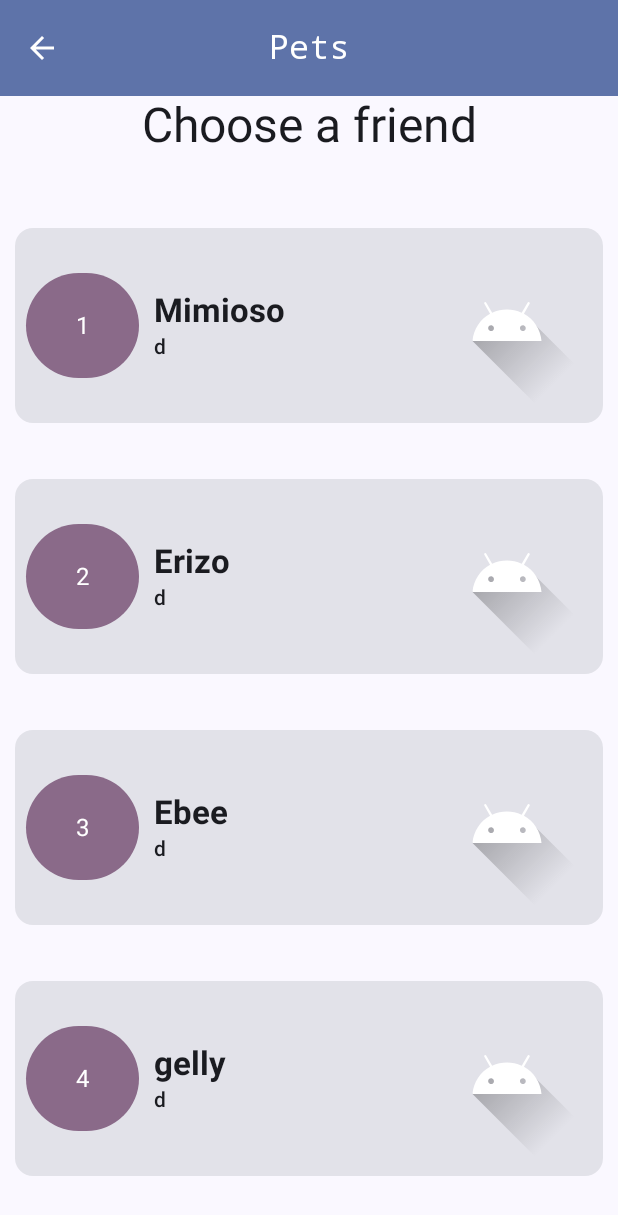
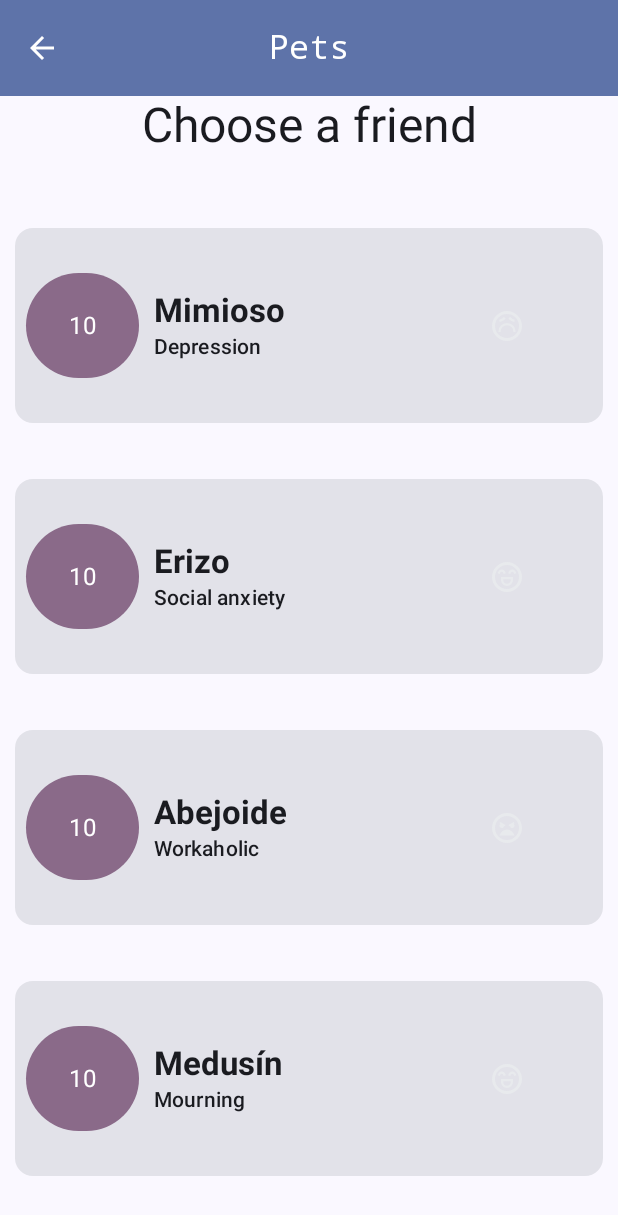
Before and after one commit to melisadmendizabal/ProyectoPlataformasMoviles, an Android app built with Jetpack Compose: the ScreenBotNav screen opened through its navigation route, on a phone screen of 412 x 824 dp. Shown: the top 1215 px of the screen. Run offline under Robolectric (Android 15) with nearby library versions, the phone set to English and light mode, and no system bars.

Commit message:
Actualización Pets

```diff
--- a/app/build.gradle.kts
+++ b/app/build.gradle.kts
@@ -1,8 +1,8 @@
 plugins {
     alias(libs.plugins.android.application)
     alias(libs.plugins.jetbrains.kotlin.android)
+    alias(libs.plugins.jetbrains.kotlin.serialization)
 
-    alias(libs.plugins.jetbrains.kotlin.serialization)
 
 }
 
--- a/app/src/main/java/com/uvg/freetofeel/data/model/Challenge.kt
+++ b/app/src/main/java/com/uvg/freetofeel/data/model/Challenge.kt
@@ -1,4 +1,5 @@
 package com.uvg.freetofeel.data.model
 
-class Challenge {
-}
+data class Challenge(
+    val algo: String
+)
--- a/app/src/main/java/com/uvg/freetofeel/data/model/Pet.kt
+++ b/app/src/main/java/com/uvg/freetofeel/data/model/Pet.kt
@@ -1,6 +1,16 @@
 package com.uvg.freetofeel.data.model
+
+import androidx.annotation.DrawableRes
+import androidx.annotation.StringRes
+
 
 data class Pet(
     val id: Int,
-    val name: String
+    val name: String,
+    @StringRes val issue: Int,
+    val points: Int,
+    @DrawableRes val iconPet: Int,
+    @DrawableRes val backPet: Int,
+    @DrawableRes val imagePet: Int,
+
 )
--- a/app/src/main/java/com/uvg/freetofeel/data/sourse/PetDB.kt
+++ b/app/src/main/java/com/uvg/freetofeel/data/sourse/PetDB.kt
@@ -1,13 +1,23 @@
 package com.uvg.freetofeel.data.sourse
 
+import com.uvg.freetofeel.R
 import com.uvg.freetofeel.data.model.Pet
 
 class PetDB {
     private val pets: List<Pet> = listOf(
-        Pet(1,"Mimioso"),
-        Pet(2, "Erizo"),
-        Pet(3, "Ebee"),
-        Pet(4, "gelly"),
+        Pet(id = 1, name = "Mimioso", issue = R.string.pet_select_sloth_problem,
+            points = 10, iconPet = R.drawable.icon_sad_not, backPet = R.drawable.lazy_back,
+            imagePet = R.drawable.lazy_pet),
+        Pet(id = 2, name = "Erizo", issue = R.string.pet_select_hedgehog_problem,
+            points = 10, iconPet = R.drawable.icon_happy_not, backPet = R.drawable.hedgehog_back,
+            imagePet = R.drawable.lazy_pet),
+        Pet(id = 3, name = "Abejoide", issue = R.string.pet_select_bee_problem,
+            points = 10, iconPet = R.drawable.icon_angry_not, backPet = R.drawable.bee_back,
+            imagePet = R.drawable.lazy_pet),
+        Pet(id = 4, name = "Medusín", issue = R.string.pet_select_jelly_problem,
+            points = 10, iconPet = R.drawable.icon_happy_not, backPet = R.drawable.jelly_back,
+            imagePet = R.drawable.lazy_pet),
+
 
     )
 
--- a/app/src/main/java/com/uvg/freetofeel/presentation/navigation/BotNavigation/BottomNavigationItem.kt
+++ b/app/src/main/java/com/uvg/freetofeel/presentation/navigation/BotNavigation/BottomNavigationItem.kt
@@ -5,6 +5,7 @@ import com.uvg.freetofeel.R
 import com.uvg.freetofeel.presentation.challengePresenation.challengeHome.ChallengeHomeDESTINATION
 import com.uvg.freetofeel.presentation.loginProfilePresentation.profileHome.ProfileHomeDESTINATION
 import com.uvg.freetofeel.presentation.petPresentation.petHome.PetHomeDESTINATION
+import com.uvg.freetofeel.presentation.petPresentation.petSelect.PetSelectDESTINATION
 import com.uvg.freetofeel.presentation.sunPresentation.sunHome.SunHomeDESTINATION
 
 //Se guarda declara el tipo de objeto que se va a utilizar en la barra de navegación de abajo
@@ -46,7 +47,7 @@ val menuItemsBotNav = listOf(
         unselectedIcon = R.drawable.icon_pet_not,
         hasNews = false,
         badgeCount = null,
-        destination = PetHomeDESTINATION
+        destination = PetSelectDESTINATION
     ),
 
     BottonNavigationItem(
--- a/app/src/main/java/com/uvg/freetofeel/presentation/petPresentation/petSelect/ChangePetNavigation.kt
+++ b/app/src/main/java/com/uvg/freetofeel/presentation/petPresentation/petSelect/ChangePetNavigation.kt
@@ -27,13 +27,13 @@ fun NavGraphBuilder.changepet(
 
         pethomeScreen(
             onAllPetsClick = {
-                //navController.navigateToPetSelect(PetSelectDESTINATION)
+                navController.navigateToPetSelect(PetSelectDESTINATION)
             },
             onTipDayPetScreenClick = {
-            //navController.navigateToDailyReco(DailyRecoDESTINATION)
+            navController.navigateToDailyReco(DailyRecoDESTINATION)
             },
             onHistoryScreenPetHome = {
-                //navController.navigateToPetTalk(PetTalkDESTINATION)
+                navController.navigateToPetTalk(PetTalkDESTINATION)
             }
         )
         //faltan?
--- a/app/src/main/java/com/uvg/freetofeel/presentation/petPresentation/petSelect/PetSelectScreen.kt
+++ b/app/src/main/java/com/uvg/freetofeel/presentation/petPresentation/petSelect/PetSelectScreen.kt
@@ -124,10 +124,10 @@ fun PetSelectScreen(
                             PetCards(
                                 modifier = Modifier
                                     .clickable { onpetselection(pet.id) },
-                                points = pet.id,
+                                points = pet.points,
                                 name = pet.name,
-                                problem = "d",
-                                imageID = getImageResource("Bulldog")
+                                problem = stringResource(id =(pet.issue)),
+                                imageID = pet.iconPet
                             )
 
                         }
--- a/build.gradle.kts
+++ b/build.gradle.kts
@@ -2,4 +2,5 @@
 plugins {
     alias(libs.plugins.android.application) apply false
     alias(libs.plugins.jetbrains.kotlin.android) apply false
+
 }
```
Also changed, not shown: app/src/main/java/com/uvg/freetofeel/data/model/HistoryPets.kt (added, +16 -0 lines), app/src/main/java/com/uvg/freetofeel/data/sourse/HistoryPetsDb.kt (added, +24 -0 lines), app/src/main/java/com/uvg/freetofeel/presentation/petPresentation/petHome/PetHomeScreen.kt (+4 -4 lines), app/src/main/res/drawable/bee_back.png (added), app/src/main/res/drawable/hedgehog_back.png (added), app/src/main/res/drawable/jelly_back.png (added).
